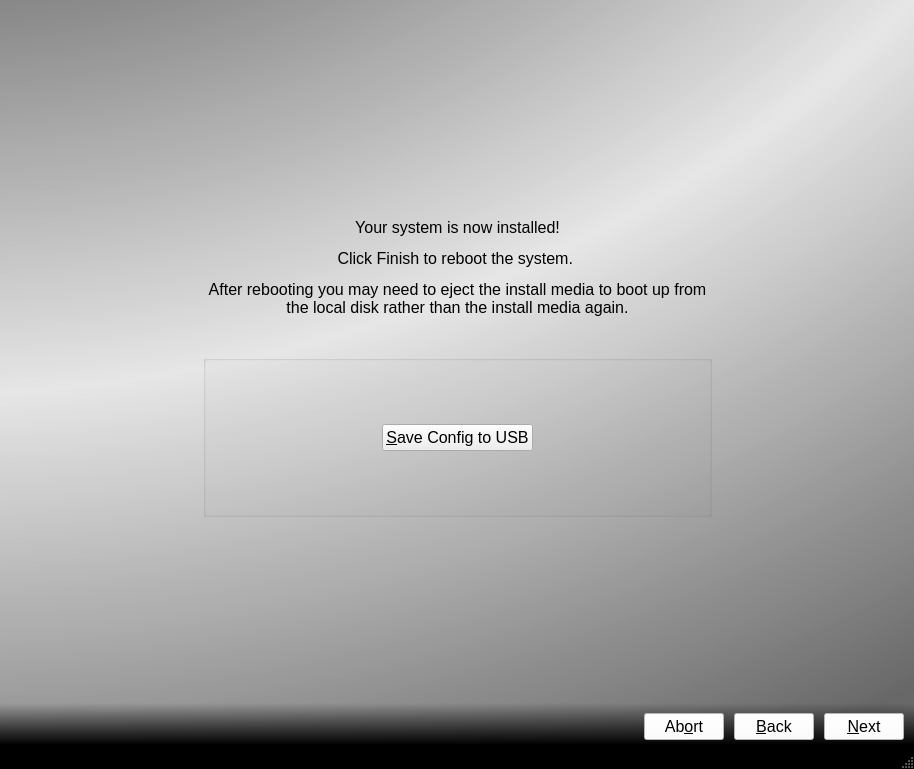
This is src-qt5/pc-installgui/installer.ui in trueos/trueos-utils-qt5 as Qt 5 draws it before an edit. The edited form follows.
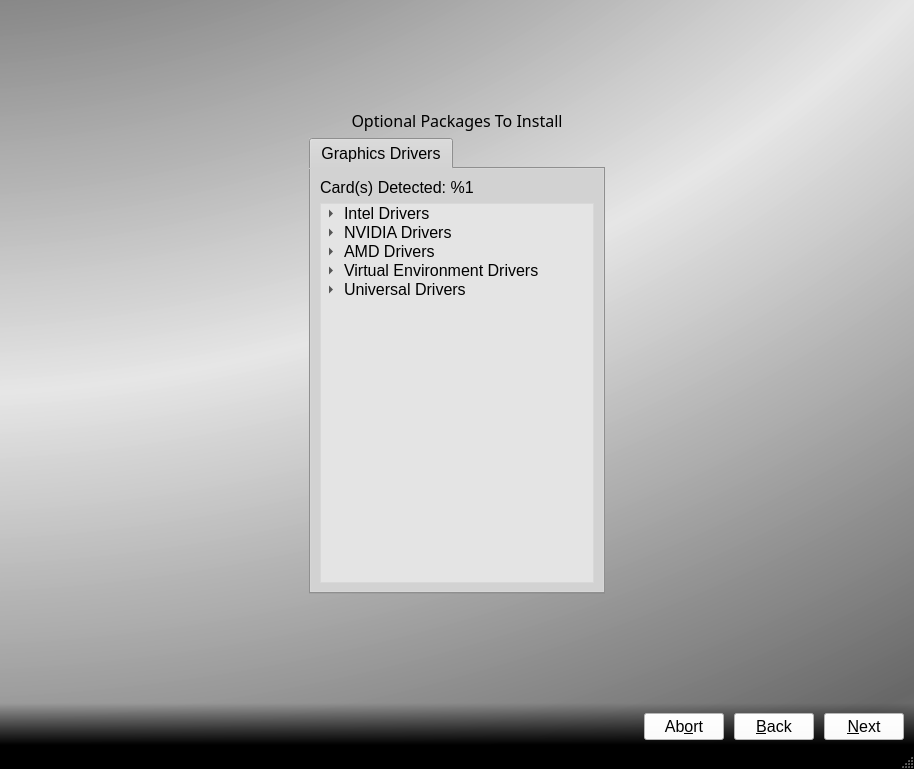
This is the edited form. Icons and pictures are not drawn.

Commit message:
Update the installer a bit: 1) Add a new page which allows the user to select which graphics drivers to install (from all the options). 2) Add detection/printing of the graphics driver detected on the system to aid in the user's choices.
Still TO-DO:
1) Recommend a driver based on the device id/number/type
2) For particular drivers (binary nvidia drivers in particular) - need to read/show the current version number.

Changelog: yes

Patch:
```diff
--- a/src-qt5/pc-installgui/installer.ui
+++ b/src-qt5/pc-installgui/installer.ui
@@ -53,8 +53,28 @@
 QWidget#installStackWidget{
 background: transparent;
 }
-
-QWidget#page, QWidget#page_2, QWidget#page_3, QWidget#page_4, QWidget#page_5{
+QTabWidget, QTabBar{
+background-color: rgb(200,200,200);
+}
+QWidget#tab{
+background-color: transparent;
+}
+QTreeWidget{
+background-color: rgba(255,255,255,100);
+}
+QTreeWidget::indicator:checked{
+background-color: rgba(20,20,20,200);
+border: 2px solid black;
+}
+QTreeWidget::indicator:unchecked{
+background-color: transparent;
+border: 2px solid black;
+}
+QTreeWidget::item:disabled{
+color: darkgrey;
+font-style: italic;
+}
+QWidget#page_welcome, QWidget#page_installtype, QWidget#page_pkgs, QWidget#page_disks, QWidget#page_install, QWidget#page_finished{
 background-color: transparent;
 }
 
@@ -98,7 +118,7 @@
        <bool>false</bool>
       </property>
       <property name="currentIndex">
-       <number>4</number>
+       <number>2</number>
       </property>
       <widget class="QWidget" name="page_welcome">
        <layout class="QGridLayout" name="gridLayout_3">
@@ -530,6 +550,295 @@
         </item>
        </layout>
       </widget>
+      <widget class="QWidget" name="page_pkgs">
+       <layout class="QGridLayout" name="gridLayout_12">
+        <item row="1" column="1">
+         <layout class="QVBoxLayout" name="verticalLayout_3">
+          <item>
+           <widget class="QLabel" name="label_4">
+            <property name="font">
+             <font>
+              <family>Noto Sans</family>
+              <pointsize>12</pointsize>
+             </font>
+            </property>
+            <property name="text">
+             <string>Optional Packages To Install</string>
+            </property>
+            <property name="alignment">
+             <set>Qt::AlignCenter</set>
+            </property>
+           </widget>
+          </item>
+          <item>
+           <widget class="QTabWidget" name="tabWidget">
+            <property name="currentIndex">
+             <number>0</number>
+            </property>
+            <property name="tabBarAutoHide">
+             <bool>false</bool>
+            </property>
+            <widget class="QWidget" name="tab">
+             <attribute name="icon">
+              <iconset resource="sysinstaller.qrc">
+               <normaloff>:/modules/images/display.png</normaloff>:/modules/images/display.png</iconset>
+             </attribute>
+             <attribute name="title">
+              <string>Graphics Drivers</string>
+             </attribute>
+             <layout class="QVBoxLayout" name="verticalLayout_5">
+              <item>
+               <widget class="QLabel" name="label_graphics_device">
+                <property name="text">
+                 <string>Card(s) Detected: %1</string>
+                </property>
+                <property name="wordWrap">
+                 <bool>true</bool>
+                </property>
+               </widget>
+              </item>
+              <item>
+               <widget class="QTreeWidget" name="tree_graphics_drivers">
+                <property name="rootIsDecorated">
+                 <bool>true</bool>
+                </property>
+                <property name="uniformRowHeights">
+                 <bool>true</bool>
+                </property>
+                <property name="sortingEnabled">
+                 <bool>false</bool>
+                </property>
+                <property name="animated">
+                 <bool>true</bool>
+                </property>
+                <property name="headerHidden">
+                 <bool>true</bool>
+                </property>
+                <column>
+                 <property name="text">
+                  <string>1</string>
+                 </property>
+                </column>
+                <item>
+                 <property name="text">
+                  <string>Intel Drivers</string>
+                 </property>
+                 <item>
+                  <property name="text">
+                   <string>Modesetting (built-in to Xorg)</string>
+                  </property>
+                  <property name="checkState">
+                   <enum>Checked</enum>
+                  </property>
+                  <property name="flags">
+                   <set>ItemIsSelectable|ItemIsUserCheckable</set>
+                  </property>
+                 </item>
+                 <item>
+                  <property name="text">
+                   <string>Legacy Intel</string>
+                  </property>
+                  <property name="whatsThis">
+                   <string>xf86-video-intel</string>
+                  </property>
+                  <property name="flags">
+                   <set>ItemIsSelectable|ItemIsUserCheckable|ItemIsEnabled</set>
+                  </property>
+                 </item>
+                </item>
+                <item>
+                 <property name="text">
+                  <string>NVIDIA Drivers</string>
+                 </property>
+                 <item>
+                  <property name="text">
+                   <string>Latest (%1)</string>
+                  </property>
+                  <property name="whatsThis">
+                   <string>nvidia-driver</string>
+                  </property>
+                  <property name="flags">
+                   <set>ItemIsSelectable|ItemIsUserCheckable|ItemIsEnabled</set>
+                  </property>
+                 </item>
+                 <item>
+                  <property name="text">
+                   <string>Legacy 340.x (%1)</string>
+                  </property>
+                  <property name="whatsThis">
+                   <string>nvidia-driver-340</string>
+                  </property>
+                  <property name="flags">
+                   <set>ItemIsSelectable|ItemIsUserCheckable|ItemIsEnabled</set>
+                  </property>
+                 </item>
+                 <item>
+                  <property name="text">
+                   <string>Legacy 304.x (%1)</string>
+                  </property>
+                  <property name="whatsThis">
+                   <string>nvidia-driver-304</string>
+                  </property>
+                  <property name="flags">
+                   <set>ItemIsSelectable|ItemIsUserCheckable|ItemIsEnabled</set>
+                  </property>
+                 </item>
+                 <item>
+                  <property name="text">
+                   <string>Opensource (nv - 2D only)</string>
+                  </property>
+                  <property name="whatsThis">
+                   <string>xf86-video-nv</string>
+                  </property>
+                  <property name="flags">
+                   <set>ItemIsSelectable|ItemIsUserCheckable|ItemIsEnabled</set>
+                  </property>
+                 </item>
+                </item>
+                <item>
+                 <property name="text">
+                  <string>AMD Drivers</string>
+                 </property>
+                 <item>
+                  <property name="text">
+                   <string>ati</string>
+                  </property>
+                  <property name="whatsThis">
+                   <string>xf86-video-ati</string>
+                  </property>
+                  <property name="flags">
+                   <set>ItemIsSelectable|ItemIsUserCheckable|ItemIsEnabled</set>
+                  </property>
+                 </item>
+                 <item>
+                  <property name="text">
+                   <string>amdgpu</string>
+                  </property>
+                  <property name="whatsThis">
+                   <string>xf86-video-amdgpu</string>
+                  </property>
+                  <property name="flags">
+                   <set>ItemIsSelectable|ItemIsUserCheckable|ItemIsEnabled</set>
+                  </property>
+                 </item>
+                </item>
+                <item>
+                 <property name="text">
+                  <string>Virtual Environment Drivers</string>
+                 </property>
+                 <item>
+                  <property name="text">
+                   <string>VMWare Guest</string>
+                  </property>
+                  <property name="whatsThis">
+                   <string>xf86-video-vmware</string>
+                  </property>
+                  <property name="flags">
+                   <set>ItemIsSelectable|ItemIsUserCheckable|ItemIsEnabled</set>
+                  </property>
+                 </item>
+                 <item>
+                  <property name="text">
+                   <string>VirtualBox Guest Additions</string>
+                  </property>
+                  <property name="whatsThis">
+                   <string>virtualbox-ose-additions</string>
+                  </property>
+                  <property name="flags">
+                   <set>ItemIsSelectable|ItemIsUserCheckable|ItemIsEnabled</set>
+                  </property>
+                 </item>
+                </item>
+                <item>
+                 <property name="text">
+                  <string>Universal Drivers</string>
+                 </property>
+                 <item>
+                  <property name="text">
+                   <string>scfb</string>
+                  </property>
+                  <property name="whatsThis">
+                   <string>xf86-video-scfb</string>
+                  </property>
+                  <property name="flags">
+                   <set>ItemIsSelectable|ItemIsUserCheckable|ItemIsEnabled</set>
+                  </property>
+                 </item>
+                </item>
+               </widget>
+              </item>
+             </layout>
+            </widget>
+           </widget>
+          </item>
+         </layout>
+        </item>
+        <item row="0" column="1">
+         <spacer name="verticalSpacer_11">
+          <property name="orientation">
+           <enum>Qt::Vertical</enum>
+          </property>
+          <property name="sizeType">
+           <enum>QSizePolicy::Preferred</enum>
+          </property>
+          <property name="sizeHint" stdset="0">
+           <size>
+            <width>20</width>
+            <height>100</height>
+           </size>
+          </property>
+         </spacer>
+        </item>
+        <item row="4" column="1">
+         <spacer name="verticalSpacer_12">
+          <property name="orientation">
+           <enum>Qt::Vertical</enum>
+          </property>
+          <property name="sizeType">
+           <enum>QSizePolicy::Preferred</enum>
+          </property>
+          <property name="sizeHint" stdset="0">
+           <size>
+            <width>20</width>
+            <height>100</height>
+           </size>
+          </property>
+         </spacer>
+        </item>
+        <item row="1" column="2">
+         <spacer name="horizontalSpacer_30">
+          <property name="orientation">
+           <enum>Qt::Horizontal</enum>
+          </property>
+          <property name="sizeType">
+           <enum>QSizePolicy::Preferred</enum>
+          </property>
+          <property name="sizeHint" stdset="0">
+           <size>
+            <width>300</width>
+            <height>20</height>
+           </size>
+          </property>
+         </spacer>
+        </item>
+        <item row="1" column="0">
+         <spacer name="horizontalSpacer_29">
+          <property name="orientation">
+           <enum>Qt::Horizontal</enum>
+          </property>
+          <property name="sizeType">
+           <enum>QSizePolicy::Preferred</enum>
+          </property>
+          <property name="sizeHint" stdset="0">
+           <size>
+            <width>300</width>
+            <height>20</height>
+           </size>
+          </property>
+         </spacer>
+        </item>
+       </layout>
+      </widget>
       <widget class="QWidget" name="page_disks">
        <layout class="QGridLayout" name="gridLayout_7">
         <item row="7" column="1">
```
The commit also changes 2 other files.
